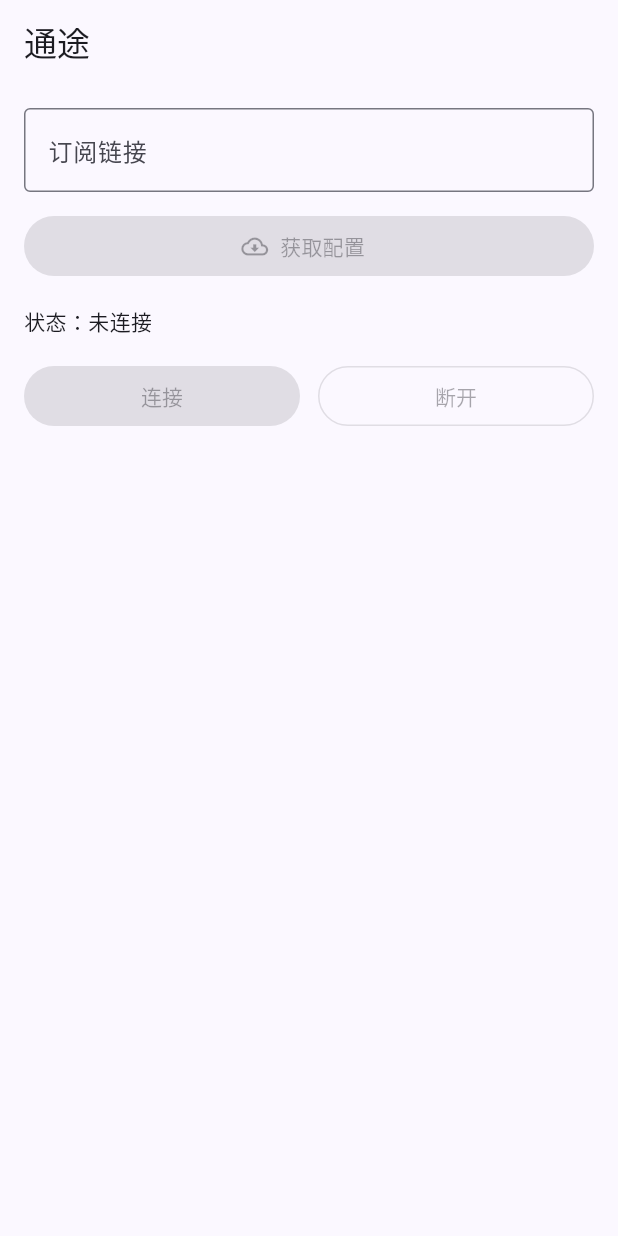
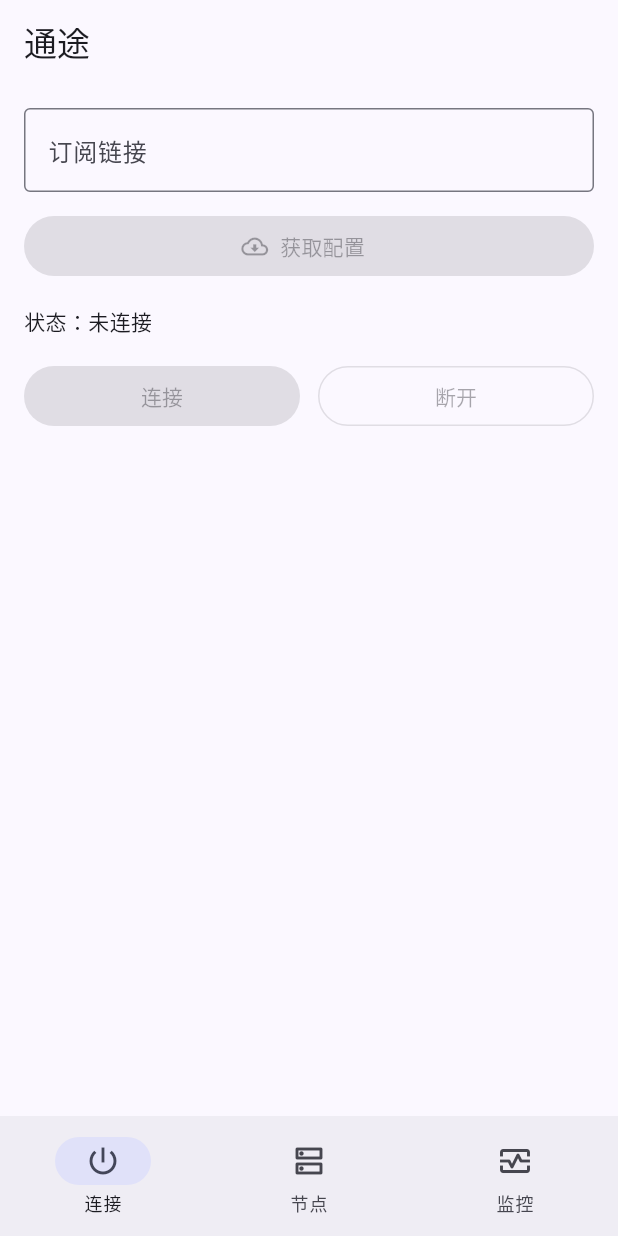
Before and after one commit to sunchangtan/tongtu, a Flutter app: the screen it shows after launch, on a phone screen of 412 x 824 dp. Run offline on Flutter 3.47's test engine with Material 3 defaults, Android fonts, the phone set to English and light mode, and no system bars; our stand-ins replace shared_preferences.

Commit message:
feat(P1-M2): 节点页/监控页/底部导航（任务 3-5）
lib/ui/nodes_page.dart: select 组节点列表 + 切换 + 延迟测试（长按）+ 未连接空态；lib/ui/monitor_page.dart: 实时流量速率(WS) + 连接列表(REST 轮询) + 日志流(WS)，连接/日志 TabBar；lib/ui/home_shell.dart: 底部导航（连接/节点/监控）持有共享 CoreController，HomePage 去 Scaffold 改纯 body 接入 IndexedStack。各页连接态联动（connected 拉数据/订阅，断开停）。验证 flutter analyze 0、20 单测通过（节点空态/连接后列表、监控空态、主框架导航）、flutter build ios Built。勾选 tasks 3.1-3.4/4.1-4.4/5.1-5.2。

Co-Authored-By: Claude Opus 4.8 (1M context) <noreply@anthropic.com>

```diff
--- a/lib/config/subscription.dart
+++ b/lib/config/subscription.dart
@@ -66,7 +66,10 @@ class SubscriptionStore {
           )
           .timeout(const Duration(seconds: 15));
       if (resp.statusCode != 200) {
-        return SubscriptionInfo(ok: false, message: '获取失败：HTTP ${resp.statusCode}');
+        return SubscriptionInfo(
+          ok: false,
+          message: '获取失败：HTTP ${resp.statusCode}',
+        );
       }
       return _parseUserInfo(resp.headers['subscription-userinfo']);
     } on Exception catch (e) {
--- a/lib/core/apple_core_controller.dart
+++ b/lib/core/apple_core_controller.dart
@@ -10,9 +10,11 @@ import 'core_controller.dart';
 /// 隧道状态经事件通道回传 Dart。external-controller 端口/secret 在 start 内部
 /// 随机生成并持有（供 clash-api 复用），同时注入扩展。
 class AppleCoreController implements CoreController {
-  AppleCoreController({MethodChannel? methodChannel, EventChannel? eventChannel})
-    : _method = methodChannel ?? const MethodChannel(_methodName),
-      _events = eventChannel ?? const EventChannel(_eventName) {
+  AppleCoreController({
+    MethodChannel? methodChannel,
+    EventChannel? eventChannel,
+  }) : _method = methodChannel ?? const MethodChannel(_methodName),
+       _events = eventChannel ?? const EventChannel(_eventName) {
     _subscription = _events.receiveBroadcastStream().listen(_onNativeState);
   }
 
@@ -56,8 +58,8 @@ class AppleCoreController implements CoreController {
 
   @override
   Future<MemorySnapshot?> memorySnapshot() async {
-    final Map<dynamic, dynamic>? raw =
-        await _method.invokeMapMethod<dynamic, dynamic>('memory');
+    final Map<dynamic, dynamic>? raw = await _method
+        .invokeMapMethod<dynamic, dynamic>('memory');
     if (raw == null) {
       return null;
     }
--- a/lib/main.dart
+++ b/lib/main.dart
@@ -1,6 +1,6 @@
 import 'package:flutter/material.dart';
 
-import 'ui/home_page.dart';
+import 'ui/home_shell.dart';
 
 void main() {
   runApp(const TongtuApp());
@@ -17,7 +17,7 @@ class TongtuApp extends StatelessWidget {
       theme: ThemeData(
         colorScheme: ColorScheme.fromSeed(seedColor: Colors.indigo),
       ),
-      home: const HomePage(),
+      home: const HomeShell(),
     );
   }
 }
--- a/lib/ui/home_page.dart
+++ b/lib/ui/home_page.dart
@@ -4,15 +4,14 @@ import 'package:flutter/material.dart';
 
 import '../config/runtime_config.dart';
 import '../config/subscription.dart';
-import '../core/apple_core_controller.dart';
 import '../core/core_controller.dart';
 
-/// M1 最小连接界面：获取配置（拉取订阅验证）、连接/断开、隧道状态与内存指标显示。
+/// 连接页：获取配置（拉取订阅验证）、连接/断开、隧道状态与内存指标显示。
+/// CoreController 由 HomeShell 持有并注入（多页共享同一实例）。
 class HomePage extends StatefulWidget {
-  const HomePage({super.key, CoreController? controller})
-    : _injectedController = controller;
+  const HomePage({super.key, required this.controller});
 
-  final CoreController? _injectedController;
+  final CoreController controller;
 
   @override
   State<HomePage> createState() => _HomePageState();
@@ -33,7 +32,7 @@ class _HomePageState extends State<HomePage> {
   @override
   void initState() {
     super.initState();
-    _controller = widget._injectedController ?? AppleCoreController();
+    _controller = widget.controller;
     _urlController.addListener(_onUrlChanged);
     _controller.stateStream.listen((CoreState state) {
       if (!mounted) {
@@ -162,9 +161,7 @@ class _HomePageState extends State<HomePage> {
 
   @override
   Widget build(BuildContext context) {
-    return Scaffold(
-      appBar: AppBar(title: const Text('通途')),
-      body: Padding(
+    return SingleChildScrollView(
       padding: const EdgeInsets.all(16),
       child: Column(
         crossAxisAlignment: CrossAxisAlignment.stretch,
@@ -223,7 +220,6 @@ class _HomePageState extends State<HomePage> {
           ],
         ],
       ),
-      ),
     );
   }
 
@@ -252,7 +248,9 @@ class _HomePageState extends State<HomePage> {
                   size: 20,
                 ),
                 const SizedBox(width: 8),
-                Expanded(child: Text(info.message ?? (info.ok ? '订阅可达' : '获取失败'))),
+                Expanded(
+                  child: Text(info.message ?? (info.ok ? '订阅可达' : '获取失败')),
+                ),
               ],
             ),
             for (final String line in lines) ...<Widget>[
@@ -318,7 +316,9 @@ class _HomePageState extends State<HomePage> {
   }
 
   static String _formatExpire(int unixSeconds) {
-    final DateTime date = DateTime.fromMillisecondsSinceEpoch(unixSeconds * 1000);
+    final DateTime date = DateTime.fromMillisecondsSinceEpoch(
+      unixSeconds * 1000,
+    );
     final String month = date.month.toString().padLeft(2, '0');
     final String day = date.day.toString().padLeft(2, '0');
     return '${date.year}-$month-$day';
--- /dev/null
+++ b/lib/ui/home_shell.dart
@@ -0,0 +1,61 @@
+import 'package:flutter/material.dart';
+
+import '../core/apple_core_controller.dart';
+import '../core/core_controller.dart';
+import 'home_page.dart';
+import 'monitor_page.dart';
+import 'nodes_page.dart';
+
+/// 应用主框架：持有共享 CoreController，底部导航切换 连接 / 节点 / 监控 三页。
+class HomeShell extends StatefulWidget {
+  const HomeShell({super.key, CoreController? controller})
+    : _injectedController = controller;
+
+  final CoreController? _injectedController;
+
+  @override
+  State<HomeShell> createState() => _HomeShellState();
+}
+
+class _HomeShellState extends State<HomeShell> {
+  late final CoreController _controller;
+  int _index = 0;
+
+  static const List<String> _titles = <String>['通途', '节点', '监控'];
+
+  @override
+  void initState() {
+    super.initState();
+    _controller = widget._injectedController ?? AppleCoreController();
+  }
+
+  @override
+  Widget build(BuildContext context) {
+    return Scaffold(
+      appBar: AppBar(title: Text(_titles[_index])),
+      body: IndexedStack(
+        index: _index,
+        children: <Widget>[
+          HomePage(controller: _controller),
+          NodesPage(controller: _controller),
+          MonitorPage(controller: _controller),
+        ],
+      ),
+      bottomNavigationBar: NavigationBar(
+        selectedIndex: _index,
+        onDestinationSelected: (int i) => setState(() => _index = i),
+        destinations: const <NavigationDestination>[
+          NavigationDestination(
+            icon: Icon(Icons.power_settings_new),
+            label: '连接',
+          ),
+          NavigationDestination(icon: Icon(Icons.dns_outlined), label: '节点'),
+          NavigationDestination(
+            icon: Icon(Icons.monitor_heart_outlined),
+            label: '监控',
+          ),
+        ],
+      ),
+    );
+  }
+}
```
Also changed, not shown: lib/core/clash_api.dart (+21 -2 lines), lib/ui/monitor_page.dart (added, +230 -0 lines), lib/ui/nodes_page.dart (added, +171 -0 lines), 5 other files. Lines whose indentation alone changed are shown as unchanged.
